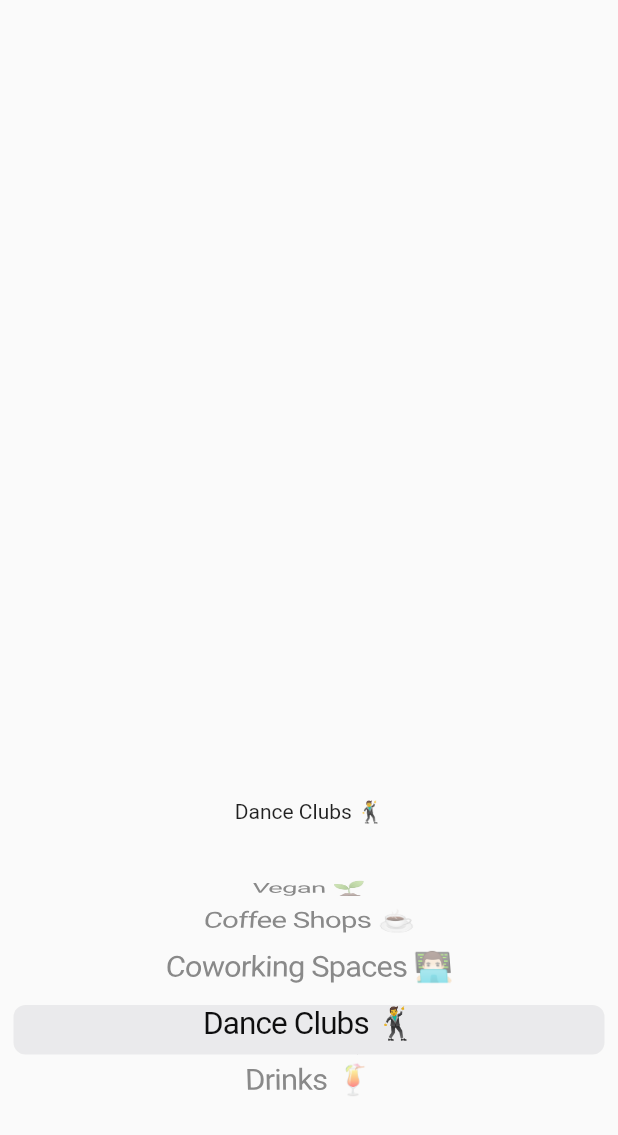
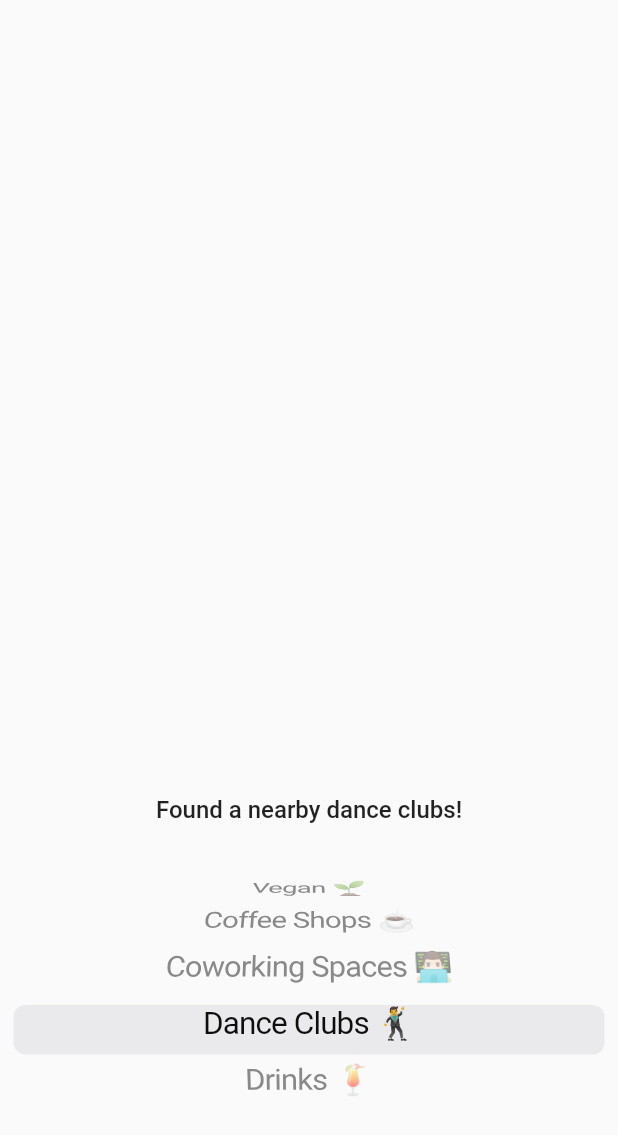
Before and after one commit to Metaphysics0/humblecompass, a Flutter app: the HomePageState screen opened directly, after a tap on "Coffee Shops ☕️", after a tap on "Dance Clubs 🕺", on a phone screen of 412 x 824 dp. Shown: the top 1135 px of the screen. Run offline on Flutter 3.47's test engine with Material 2 defaults, Android fonts, the phone set to English and light mode, and no system bars; our stand-ins replace animated_text_kit, flutter_dotenv, flutter_riverpod, geolocator; missing offline and left inert: google_place.

Commit message:
querying target;

```diff
--- a/lib/main.dart
+++ b/lib/main.dart
@@ -1,8 +1,9 @@
 import 'package:flutter/material.dart';
 import 'package:flutter_dotenv/flutter_dotenv.dart';
 import 'package:flutter_riverpod/flutter_riverpod.dart';
-import 'package:humblecompass/src/features/category_picker/application/handle_selected_category.dart';
+import 'package:geolocator/geolocator.dart';
 import 'package:humblecompass/src/features/category_picker/presentation/picker.dart';
+import 'package:humblecompass/src/features/enable_location_services/application/ensure_user_has_location_enabled.dart';
 import 'package:humblecompass/src/features/enable_location_services/application/get_user_location.dart';
 import 'package:humblecompass/src/features/enable_location_services/data/user_location.dart';
 import 'package:humblecompass/src/features/target_location/presentation/target_location_text.dart';
@@ -16,9 +17,8 @@ class MyApp extends StatelessWidget {
   const MyApp({Key? key}) : super(key: key);
 
   @override
-  Widget build(BuildContext context) {
-    return const MaterialApp(home: HomePageState());
-  }
+  Widget build(BuildContext context) =>
+      const MaterialApp(home: HomePageState());
 }
 
 class HomePageState extends ConsumerStatefulWidget {
@@ -34,8 +34,13 @@ class HomePage extends ConsumerState<HomePageState> {
   void initState() {
     super.initState();
 
-    WidgetsBinding.instance.addPostFrameCallback((_) {
-      ensureUserHasLocationEnabled();
+    WidgetsBinding.instance.addPostFrameCallback((_) async {
+      final hasLocationEnabled = await ensureUserHasLocationEnabled();
+
+      if (hasLocationEnabled) {
+        final Position position = await getPosition();
+        ref.read(userPositionProvider.notifier).setPosition(position);
+      }
     });
   }
 
--- a/lib/src/features/category_picker/application/handle_selected_category.dart
+++ b/lib/src/features/category_picker/application/selected_category_provider.dart
@@ -2,17 +2,26 @@ import 'package:flutter_riverpod/flutter_riverpod.dart';
 import 'package:humblecompass/src/constants/initial_selected_category_index.dart';
 import 'package:humblecompass/src/features/category_picker/data/categories.dart';
 import 'package:humblecompass/src/features/category_picker/domain/category.dart';
+import 'package:humblecompass/src/features/enable_location_services/application/get_user_location.dart';
+import 'package:humblecompass/src/features/target_location/application/fetch_target_location.dart';
 
 final categoryProvider =
     StateNotifierProvider<CategorySelector, Category>((ref) {
-  return CategorySelector();
+  return CategorySelector(ref);
 });
 
 class CategorySelector extends StateNotifier<Category> {
-  CategorySelector()
+  CategorySelector(this.ref)
       : super(AVAILABLE_CATEGORIES[INITIAL_SELECTED_CATEGORY_INDEX]);
 
-  void select(Category category) {
+  Ref ref;
+
+  select(Category category) async {
+    final userPosition = ref.watch(userPositionProvider);
+
+    final targetResult = await fetchTargetLocation(userPosition, category);
+
+    print("RESULTS FROM FETCH_TARGET_LOCATION: $targetResult");
     state = category;
   }
 }
--- a/lib/src/features/category_picker/domain/category.dart
+++ b/lib/src/features/category_picker/domain/category.dart
@@ -1,11 +1,15 @@
 class Category {
   final String id;
   final String name;
+  final String searchText;
+  final String searchType;
   bool? disabled = false;
 
   Category({
     required this.id,
     required this.name,
+    required this.searchText,
+    required this.searchType,
     this.disabled,
   });
 }
--- a/lib/src/features/category_picker/presentation/picker.dart
+++ b/lib/src/features/category_picker/presentation/picker.dart
@@ -1,13 +1,11 @@
 import 'package:flutter/cupertino.dart';
 import 'package:flutter_riverpod/flutter_riverpod.dart';
 import 'package:humblecompass/src/constants/initial_selected_category_index.dart';
-import 'package:humblecompass/src/features/category_picker/application/handle_selected_category.dart';
+import 'package:humblecompass/src/features/category_picker/application/selected_category_provider.dart';
 import 'package:humblecompass/src/features/category_picker/data/categories.dart';
 
 // ignore: must_be_immutable
 class Picker extends ConsumerWidget {
-  CategorySelector categorySelector = CategorySelector();
-
   Picker({Key? key}) : super(key: key);
 
   @override
--- /dev/null
+++ b/lib/src/features/enable_location_services/application/ensure_user_has_location_enabled.dart
@@ -0,0 +1,4 @@
+import 'package:humblecompass/src/features/enable_location_services/application/get_user_location.dart';
+
+ensureUserHasLocationEnabled() async =>
+    await userLocation.ensureLocationIsEnabled();
--- a/lib/src/features/enable_location_services/data/user_location.dart
+++ b/lib/src/features/enable_location_services/data/user_location.dart
@@ -4,24 +4,28 @@ import 'package:humblecompass/src/utils/future_helper.dart';
 
 class UserLocation {
   UserLocationErrors errors = UserLocationErrors();
-  FutureHelper futureHelper = FutureHelper();
 
-  Future<Position?> determinePosition() async {
-    return await Geolocator.getLastKnownPosition();
+  Future<Position?> getLastKnownPosition() async {
+    try {
+      return await Geolocator.getLastKnownPosition();
+    } catch (e) {
+      futureHelper.throwError(e.toString());
+      return null;
+    }
   }
 
-  Future<Future<Error?>?> ensureLocationIsEnabled() async {
+  Future<bool> ensureLocationIsEnabled() async {
     await _checkIfLocationIsEnabled();
     await _askForLocationPermissionsIfNeeded();
 
-    return null;
+    return true;
   }
 
   // ignore: body_might_complete_normally_nullable
   Future<bool?> _checkIfLocationIsEnabled() async {
     final isEnabled = await Geolocator.isLocationServiceEnabled();
     if (!isEnabled) {
-      futureHelper.throwError(errors.disabledPermissions);
+      futureHelper.throwError(errors.disabled);
     }
   }
 
@@ -33,12 +37,12 @@ class UserLocation {
       permission = await Geolocator.requestPermission();
 
       if (permission == LocationPermission.denied) {
-        futureHelper.throwError(errors.deniedPermissions);
+        futureHelper.throwError(errors.denied);
       }
     }
 
     if (permission == LocationPermission.deniedForever) {
-      futureHelper.throwError(errors.permanatelyDeniedPermissions);
+      futureHelper.throwError(errors.permanatelyDenied);
     }
   }
 }
--- a/lib/src/features/enable_location_services/domain/user_location_errors.dart
+++ b/lib/src/features/enable_location_services/domain/user_location_errors.dart
@@ -1,6 +1,6 @@
 class UserLocationErrors {
-  final disabledPermissions = 'Location services are disabled.';
-  final deniedPermissions = 'Location permissions are denied';
-  final permanatelyDeniedPermissions =
+  final disabled = 'Location services are disabled.';
+  final denied = 'Location permissions are denied';
+  final permanatelyDenied =
       'Location permissions are permanently denied, we cannot request permissions.';
 }
--- a/lib/src/features/target_location/application/fetch_target_location.dart
+++ b/lib/src/features/target_location/application/fetch_target_location.dart
@@ -1,18 +1,32 @@
+import 'package:geolocator/geolocator.dart';
 import 'package:google_place/google_place.dart';
+import 'package:humblecompass/src/features/category_picker/domain/category.dart';
 import 'package:humblecompass/src/features/target_location/data/google_api.dart';
+import 'package:humblecompass/src/utils/future_helper.dart';
 
-Future fetchTargetLocation(String type, String keyword) async {
+Future<NearBySearchResponse?> fetchTargetLocation(
+  Position? userPosition,
+  Category category,
+) async {
+  if (userPosition == null) return null;
+
   try {
     final NearBySearchResponse? response =
         await googlePlace.search.getNearBySearch(
-      Location(lat: -33.8670522, lng: 151.1957362),
-      1500,
-      type: type,
-      keyword: keyword,
+      Location(
+        lat: userPosition.latitude,
+        lng: userPosition.longitude,
+      ),
+      500, // radius
+      type: category.searchType,
+      keyword: category.searchText,
+      rankby: RankBy.Distance,
+      opennow: true,
     );
 
-    return response?.results;
+    return response;
   } catch (e) {
-    print(e);
+    futureHelper.throwError(e.toString());
+    return null;
   }
 }
--- a/lib/src/features/target_location/presentation/target_location_text.dart
+++ b/lib/src/features/target_location/presentation/target_location_text.dart
@@ -1,15 +1,45 @@
+import 'package:animated_text_kit/animated_text_kit.dart';
 import 'package:flutter/material.dart';
 import 'package:flutter_riverpod/flutter_riverpod.dart';
-import 'package:humblecompass/main.dart';
-import 'package:humblecompass/src/features/category_picker/application/handle_selected_category.dart';
-import 'package:humblecompass/src/features/category_picker/domain/category.dart';
+import 'package:humblecompass/src/features/category_picker/application/selected_category_provider.dart';
+import 'package:humblecompass/src/features/enable_location_services/application/get_user_location.dart';
+import 'package:humblecompass/src/styles/text_styles.dart';
 
 class TargetLocationText extends ConsumerWidget {
   const TargetLocationText({Key? key}) : super(key: key);
 
   @override
   Widget build(BuildContext context, WidgetRef ref) {
-    Category category = ref.watch(categoryProvider);
-    return Text(category.name);
+    final userLocation = ref.read(userPositionProvider.notifier);
+    if (userLocation == null) return _enableLocationServicesText(ref);
+
+    return false ? _searchText(ref) : _foundText(ref);
   }
 }
+
+AnimatedTextKit _searchText(WidgetRef ref) {
+  return AnimatedTextKit(
+    animatedTexts: [
+      FadeAnimatedText(
+        "Searching for nearby ${ref.watch(categoryProvider).searchText.toLowerCase()} ...",
+        textStyle: textStyles.search,
+        duration: const Duration(milliseconds: 2200),
+      ),
+    ],
+    repeatForever: true,
+  );
+}
+
+Text _foundText(WidgetRef ref) {
+  return Text(
+    "Found a nearby ${ref.watch(categoryProvider).searchText.toLowerCase()}!",
+    style: textStyles.search,
+  );
+}
+
+Text _enableLocationServicesText(WidgetRef ref) {
+  return Text(
+    "Enable location services to find nearby ${ref.watch(categoryProvider).searchText.toLowerCase()}!",
+    style: textStyles.search,
+  );
+}
--- a/lib/src/utils/future_helper.dart
+++ b/lib/src/utils/future_helper.dart
@@ -1,3 +1,5 @@
 class FutureHelper {
   Future<Error> throwError(String text) => Future.error(text);
 }
+
+final FutureHelper futureHelper = FutureHelper();
--- a/pubspec.yaml
+++ b/pubspec.yaml
@@ -38,6 +38,8 @@ dependencies:
   google_place: ^0.4.7
   geolocator: ^9.0.1
   flutter_riverpod: ^1.0.4
+
+  animated_text_kit: ^4.2.2
 
 dev_dependencies:
   flutter_test:
```
Also changed, not shown: lib/src/features/category_picker/data/categories.dart (+30 -5 lines), lib/src/features/enable_location_services/application/get_user_location.dart (+16 -3 lines), lib/src/features/enable_location_services/presentation/request_user_location_modal.dart (deleted, +0 -11 lines), lib/src/features/target_location/application/target_location_provider.dart (added, +26 -0 lines), lib/src/styles/text_styles.dart (added, +7 -0 lines), lib/src/features/target_location/presentation/compass.dart (added), pubspec.lock, 1 other file.
